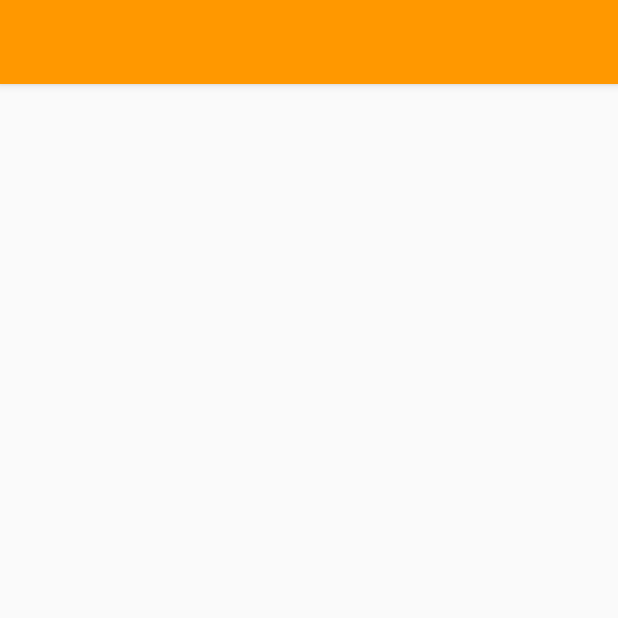
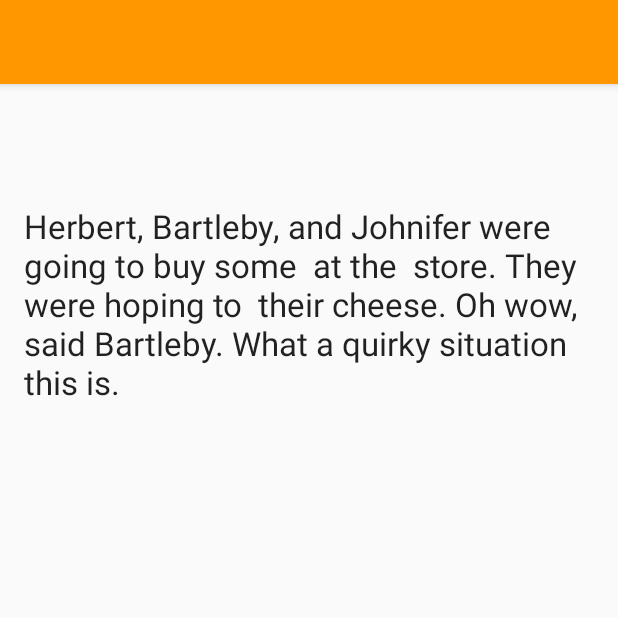
Before and after one commit to ZardozSpeaks/Madlibs_android, an Android app: the PlayActivity screen opened directly, with no data from a screen before it, after a tap on "VIEW RESULTS", on a phone screen of 412 x 824 dp, the top half of it. Run offline under Robolectric (Android 15) with nearby library versions, the phone set to English and light mode, and no system bars.

Commit message:
complete basic functionality, pass intents into displayText

```diff
--- a/app/src/main/java/com/example/guest/madlibs/PlayActivity.java
+++ b/app/src/main/java/com/example/guest/madlibs/PlayActivity.java
@@ -9,7 +9,6 @@ import android.widget.Button;
 import android.widget.EditText;
 
 public class PlayActivity extends AppCompatActivity {
-    public static final String TAG = MainActivity.class.getSimpleName();
     private Button mViewResults;
     private EditText mEditTextNoun;
     private EditText mEditTextAdj;
@@ -31,10 +30,10 @@ public class PlayActivity extends AppCompatActivity {
                 String noun = mEditTextNoun.getText().toString();
                 String adj = mEditTextAdj.getText().toString();
                 String verb = mEditTextVerb.getText().toString();
-                Log.d(TAG, noun);
-                Log.d(TAG, adj);
-                Log.d(TAG, verb);
                 Intent intent = new Intent(PlayActivity.this, ResultsActivity.class);
+                intent.putExtra("noun", noun);
+                intent.putExtra("adj", adj);
+                intent.putExtra("verb", verb);
                 startActivity(intent);
             }
         });
--- a/app/src/main/java/com/example/guest/madlibs/ResultsActivity.java
+++ b/app/src/main/java/com/example/guest/madlibs/ResultsActivity.java
@@ -1,13 +1,26 @@
 package com.example.guest.madlibs;
 
+import android.content.Intent;
+import android.support.annotation.StringDef;
 import android.support.v7.app.AppCompatActivity;
 import android.os.Bundle;
+import android.widget.TextView;
 
 public class ResultsActivity extends AppCompatActivity {
+    private TextView mResultsTextView;
 
     @Override
     protected void onCreate(Bundle savedInstanceState) {
         super.onCreate(savedInstanceState);
         setContentView(R.layout.activity_results);
+
+        mResultsTextView = (TextView) findViewById(R.id.resultsTextView);
+
+        Intent intent = getIntent();
+        String noun = intent.getStringExtra("noun");
+        String adj = intent.getStringExtra("adj");
+        String verb = intent.getStringExtra("verb");
+
+        mResultsTextView.setText("Herbert, Bartleby, and Johnifer were going to buy some " + noun + " at the " + adj + " store. They were hoping to " + verb + " their cheese. Oh wow, said Bartleby. What a quirky situation this is.");
     }
 }
--- a/app/src/main/res/layout/activity_results.xml
+++ b/app/src/main/res/layout/activity_results.xml
@@ -9,4 +9,13 @@
     android:paddingTop="@dimen/activity_vertical_margin"
     tools:context="com.example.guest.madlibs.ResultsActivity">
 
+    <TextView
+        android:layout_width="wrap_content"
+        android:layout_height="wrap_content"
+        android:textAppearance="?android:attr/textAppearanceLarge"
+        android:text="Large Text"
+        android:id="@+id/resultsTextView"
+        android:layout_alignParentTop="true"
+        android:layout_centerHorizontal="true"
+        android:layout_marginTop="64dp" />
 </RelativeLayout>
```
